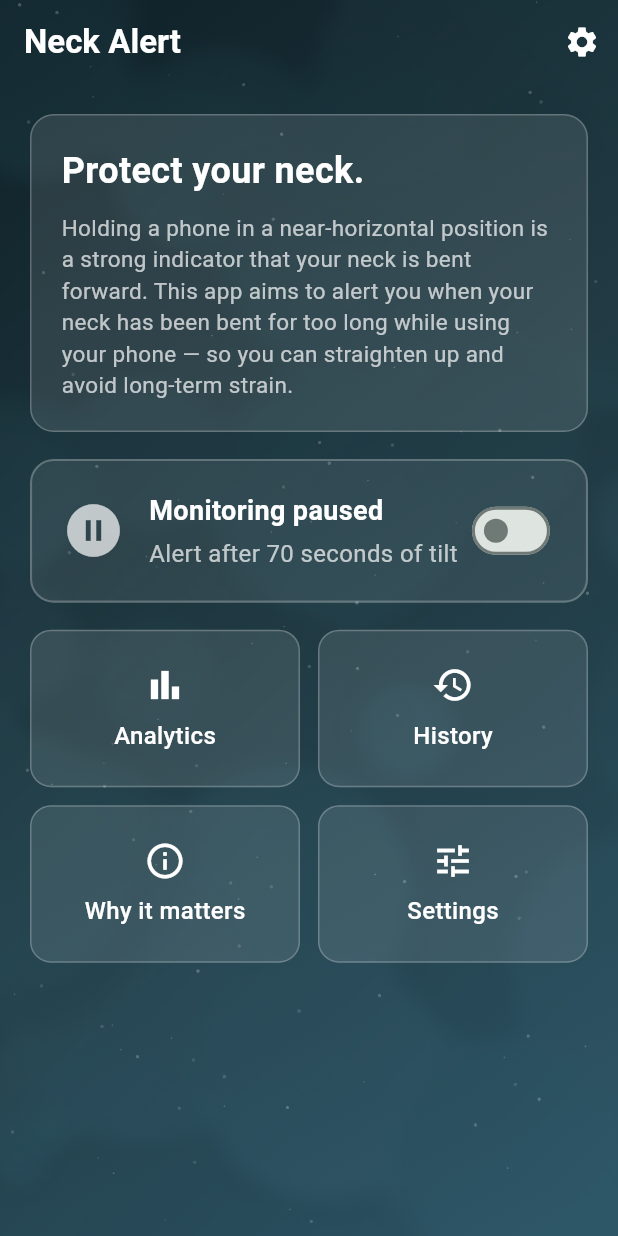
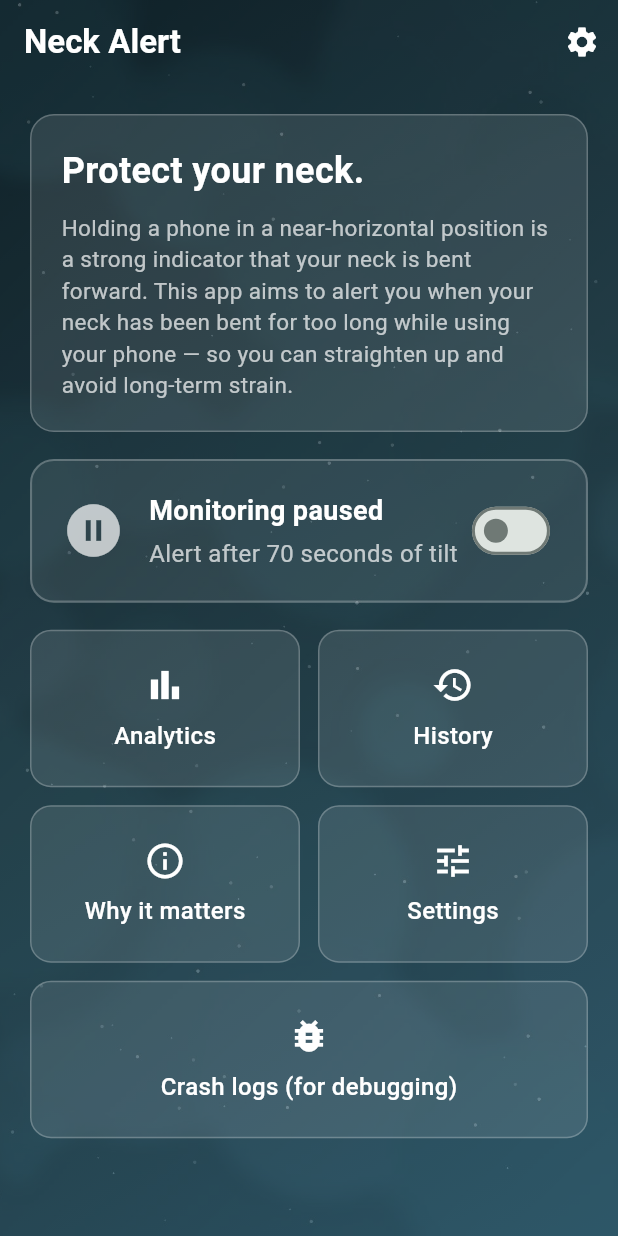
Before and after one commit to raghavendra2904/mobApp, a Flutter app: the screen it shows after launch, on a phone screen of 412 x 824 dp. Run offline on Flutter 3.47's test engine with Material 3 defaults, Android fonts, the phone set to English and light mode, and no system bars; our stand-ins replace audioplayers, fl_chart, permission_handler, sensors_plus, shared_preferences, sqflite and 1 more; missing offline and left inert: flutter_background_service, flutter_background_service_android, flutter_overlay_window; accounts and stored records are empty.

Commit message:
Add action button for crash logs navigation

```diff
--- a/lib/screens/home_screen.dart
+++ b/lib/screens/home_screen.dart
@@ -156,6 +156,12 @@ class _HomeScreenState extends State<HomeScreen> {
                     ),
                   ],
                 ),
+                const SizedBox(height: 12),
+                _ActionButton(
+                  icon: Icons.bug_report,
+                  label: 'Crash logs (for debugging)',
+                  onTap: () => Navigator.pushNamed(context, '/crashlog'),
+                ),
               ],
             ),
           ),
```
